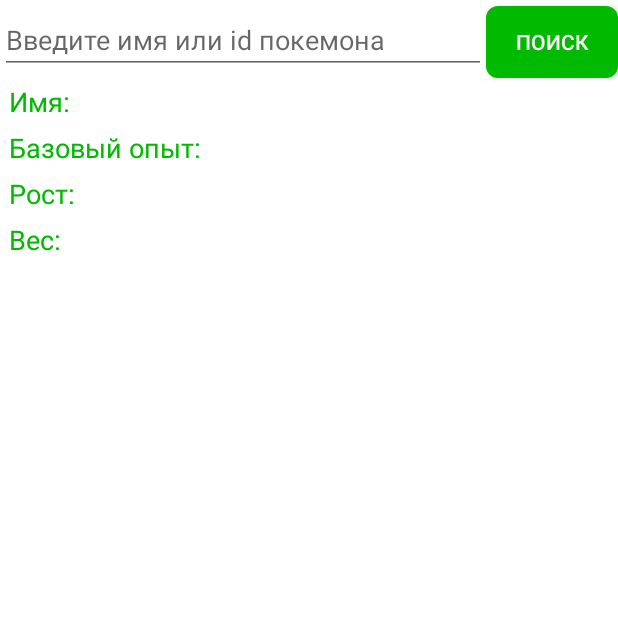
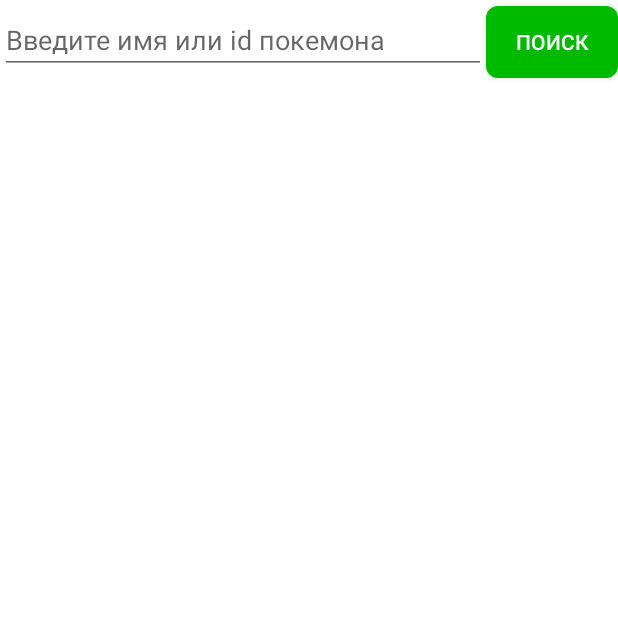
Before and after one commit to Panic-Berlin/PokemonGo, an Android app: the SearchPokemonFragment screen opened through its navigation route, on a phone screen of 412 x 824 dp, the top half of it. Run offline under Robolectric (Android 15) with nearby library versions, the phone set to English and light mode, and no system bars; our stand-ins replace Dagger/Hilt's generated code; libraries missing offline, so code that uses them is left out: by.kirich1409.viewbindingdelegate; 5 statements that could not run were skipped.

Commit message:
search screen

```diff
--- a/app/src/main/res/layout/fragment_search_pokemon.xml
+++ b/app/src/main/res/layout/fragment_search_pokemon.xml
@@ -32,7 +32,7 @@
         android:layout_height="wrap_content"
         android:layout_marginStart="@dimen/margin_xs"
         android:layout_marginTop="@dimen/margin_xs"
-        android:text="@string/name"
+        tools:text="@string/name"
         android:textColor="@color/green"
         android:textSize="@dimen/text_size_l"
         app:layout_constraintStart_toStartOf="parent"
@@ -44,7 +44,7 @@
         android:layout_height="wrap_content"
         android:layout_marginStart="@dimen/margin_xs"
         android:layout_marginTop="@dimen/margin_xs"
-        android:text="@string/base_experience"
+        tools:text="@string/base_experience"
         android:textColor="@color/green"
         android:textSize="@dimen/text_size_l"
         app:layout_constraintStart_toStartOf="parent"
@@ -56,7 +56,7 @@
         android:layout_height="wrap_content"
         android:layout_marginStart="@dimen/margin_xs"
         android:layout_marginTop="@dimen/margin_xs"
-        android:text="@string/height"
+        tools:text="@string/height"
         android:textColor="@color/green"
         android:textSize="@dimen/text_size_l"
         app:layout_constraintStart_toStartOf="parent"
@@ -68,7 +68,7 @@
         android:layout_height="wrap_content"
         android:layout_marginStart="@dimen/margin_xs"
         android:layout_marginTop="@dimen/margin_xs"
-        android:text="@string/weight"
+        tools:text="@string/weight"
         android:textColor="@color/green"
         android:textSize="@dimen/text_size_l"
         app:layout_constraintStart_toStartOf="parent"
@@ -81,7 +81,6 @@
         android:layout_gravity="center"
         android:indeterminate="true"
         android:visibility="gone"
-        tools:visibility="visible"
         app:layout_constraintBottom_toBottomOf="parent"
         app:layout_constraintLeft_toLeftOf="parent"
         app:layout_constraintRight_toRightOf="parent"
--- a/app/src/main/res/values/strings.xml
+++ b/app/src/main/res/values/strings.xml
@@ -9,4 +9,5 @@
     <string name="base_experience">Базовый опыт:</string>
     <string name="height">Рост:</string>
     <string name="weight">Вес:</string>
+    <string name="pokemon_not_found">Покемон не найден</string>
 </resources>
```
Also changed, not shown: app/src/main/java/com/example/pokemongo/features/searchpokemon/presentation/SearchPokemonFragment.kt (+12 -5 lines).
